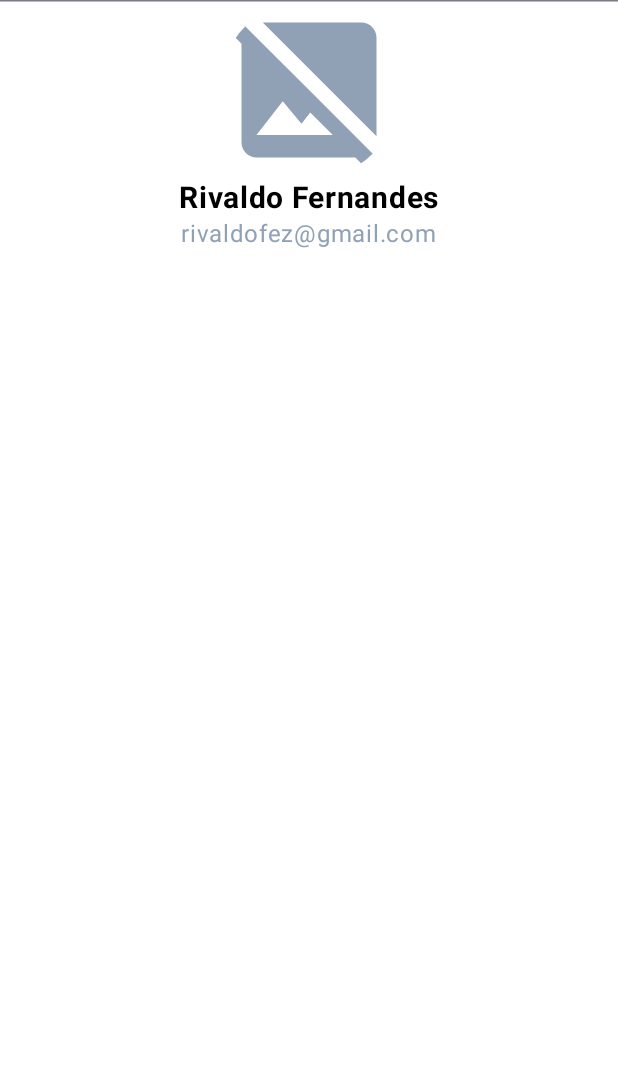
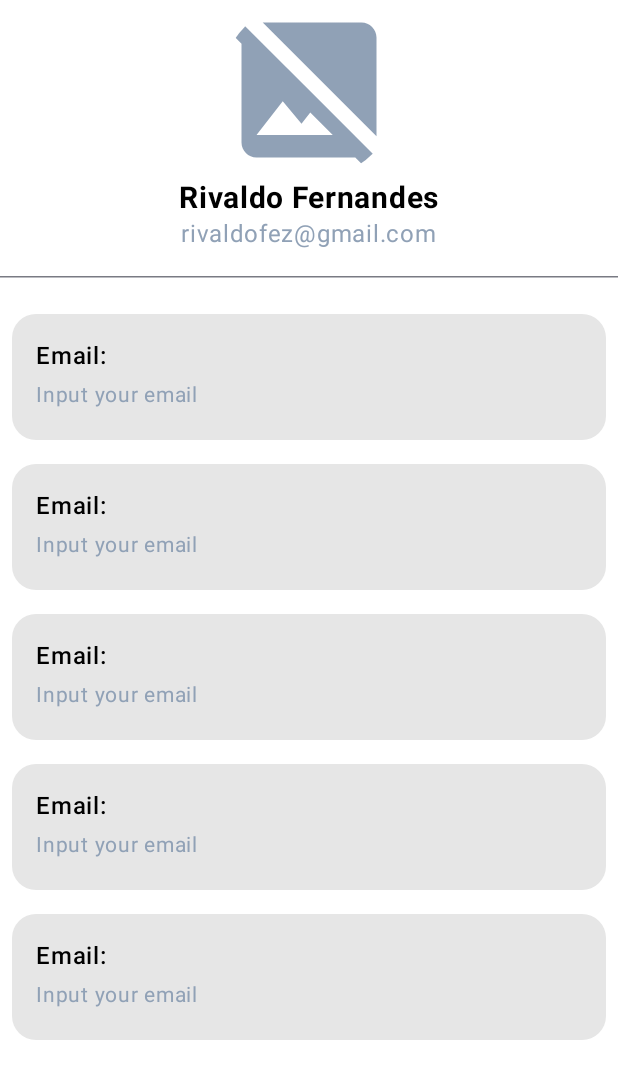
Before and after one commit to ResilienceZ/android-monorepo, an Android app built with Jetpack Compose: the @Preview function ProfileScreenPreview, on a phone screen of 412 x 824 dp. Shown: the top 1079 px of the screen. Run offline under Robolectric (Android 15) with nearby library versions, the phone set to English and light mode, and no system bars.

Commit message:
[FEAT] create item field text for profile

```diff
--- a/app/src/main/java/dev/ricoferdian/resiliencez/prayitna/MainActivity.kt
+++ b/app/src/main/java/dev/ricoferdian/resiliencez/prayitna/MainActivity.kt
@@ -5,14 +5,13 @@ import androidx.activity.ComponentActivity
 import androidx.activity.compose.setContent
 import androidx.activity.enableEdgeToEdge
 import androidx.compose.foundation.layout.fillMaxSize
-import androidx.compose.foundation.layout.padding
 import androidx.compose.material3.Scaffold
 import androidx.compose.material3.Text
 import androidx.compose.runtime.Composable
 import androidx.compose.ui.Modifier
 import androidx.compose.ui.tooling.preview.Preview
 import dagger.hilt.android.AndroidEntryPoint
-import dev.ricoferdian.resiliencez.prayitna.ui.screen.emergency_call.EmergencyCallScreen
+import dev.ricoferdian.resiliencez.prayitna.ui.screen.profile.ProfileScreen
 import dev.ricoferdian.resiliencez.prayitna.ui.theme.PrayitnaTheme
 
 @AndroidEntryPoint
@@ -28,7 +27,7 @@ class MainActivity : ComponentActivity() {
 //                        modifier = Modifier.padding(innerPadding)
 //                    )
 
-                    EmergencyCallScreen()
+                    ProfileScreen()
                 }
             }
         }
--- a/app/src/main/java/dev/ricoferdian/resiliencez/prayitna/ui/screen/profile/ProfileScreen.kt
+++ b/app/src/main/java/dev/ricoferdian/resiliencez/prayitna/ui/screen/profile/ProfileScreen.kt
@@ -1,12 +1,17 @@
 package dev.ricoferdian.resiliencez.prayitna.ui.screen.profile
 
+import androidx.compose.foundation.background
+import androidx.compose.foundation.layout.Arrangement
 import androidx.compose.foundation.layout.Box
 import androidx.compose.foundation.layout.Column
 import androidx.compose.foundation.layout.fillMaxSize
 import androidx.compose.foundation.layout.fillMaxWidth
 import androidx.compose.foundation.layout.height
+import androidx.compose.foundation.layout.padding
 import androidx.compose.foundation.layout.width
+import androidx.compose.foundation.lazy.LazyColumn
 import androidx.compose.foundation.shape.CircleShape
+import androidx.compose.foundation.shape.RoundedCornerShape
 import androidx.compose.material3.HorizontalDivider
 import androidx.compose.material3.Text
 import androidx.compose.runtime.Composable
@@ -20,6 +25,7 @@ import androidx.compose.ui.unit.dp
 import androidx.compose.ui.unit.sp
 import coil.compose.SubcomposeAsyncImage
 import dev.ricoferdian.resiliencez.prayitna.ui.screen.emergency_call.component.ErrorImageContent
+import dev.ricoferdian.resiliencez.prayitna.ui.screen.profile.component.ItemFieldProfile
 import dev.ricoferdian.resiliencez.prayitna.ui.theme.CustomColor
 import dev.ricoferdian.resiliencez.prayitna.ui.theme.PrayitnaTheme
 
@@ -63,9 +69,34 @@ fun ProfileScreen(
                 color = CustomColor.CadetGray,
                 fontWeight = FontWeight.Normal
             )
+
+            HorizontalDivider(
+                modifier = Modifier
+                    .padding(vertical = 16.dp)
+            )
+
+            LazyColumn(
+                modifier = Modifier
+                    .padding(8.dp),
+                verticalArrangement = Arrangement.spacedBy(16.dp)
+            ) {
+                items(5) {
+                    ItemFieldProfile(
+                        title = "Email: ",
+                        textPlaceHolder = "Input your email",
+                        isEditable = true,
+                        onChangeText = {},
+                        modifier = Modifier
+                            .background(CustomColor.Gray10, shape = RoundedCornerShape(16.dp))
+                            .padding(16.dp)
+                    )
+                }
+            }
+
+
         }
 
-        HorizontalDivider()
+
 
 
     }
--- a/app/src/main/java/dev/ricoferdian/resiliencez/prayitna/ui/screen/profile/component/ItemFieldProfile.kt
+++ b/app/src/main/java/dev/ricoferdian/resiliencez/prayitna/ui/screen/profile/component/ItemFieldProfile.kt
@@ -3,7 +3,7 @@ package dev.ricoferdian.resiliencez.prayitna.ui.screen.profile.component
 import androidx.compose.foundation.layout.Box
 import androidx.compose.foundation.layout.Column
 import androidx.compose.foundation.layout.fillMaxWidth
-import androidx.compose.foundation.layout.padding
+import androidx.compose.foundation.layout.height
 import androidx.compose.foundation.text.BasicTextField
 import androidx.compose.material3.Text
 import androidx.compose.runtime.Composable
@@ -11,6 +11,7 @@ import androidx.compose.runtime.getValue
 import androidx.compose.runtime.mutableStateOf
 import androidx.compose.runtime.remember
 import androidx.compose.runtime.setValue
+import androidx.compose.ui.Alignment
 import androidx.compose.ui.Modifier
 import androidx.compose.ui.text.TextStyle
 import androidx.compose.ui.text.font.FontWeight
@@ -43,7 +44,11 @@ fun ItemFieldProfile(
             fontWeight = FontWeight.SemiBold
         )
 
-        Box {
+        Box(
+            contentAlignment = Alignment.Center,
+            modifier = Modifier
+                .height(28.dp)
+        ) {
             if (inputedText.text.isEmpty()) {
                 Text(
                     text = textPlaceHolder,
@@ -54,6 +59,7 @@ fun ItemFieldProfile(
                         .fillMaxWidth()
                 )
             }
+
             BasicTextField(
                 value = inputedText,
                 enabled = isEditable,
@@ -63,12 +69,12 @@ fun ItemFieldProfile(
                 },
                 singleLine = true,
                 modifier = Modifier
-                    .fillMaxWidth()
-                    .padding(4.dp),
+                    .fillMaxWidth(),
                 textStyle = TextStyle(
                     fontSize = 14.sp,
-                    color = CustomColor.Black
-                )
+                    color = CustomColor.Black,
+                    fontWeight = FontWeight.Normal,
+                ),
             )
         }
     }
```
Also changed, not shown: app/src/main/java/dev/ricoferdian/resiliencez/prayitna/ui/theme/Color.kt (+7 -0 lines).
